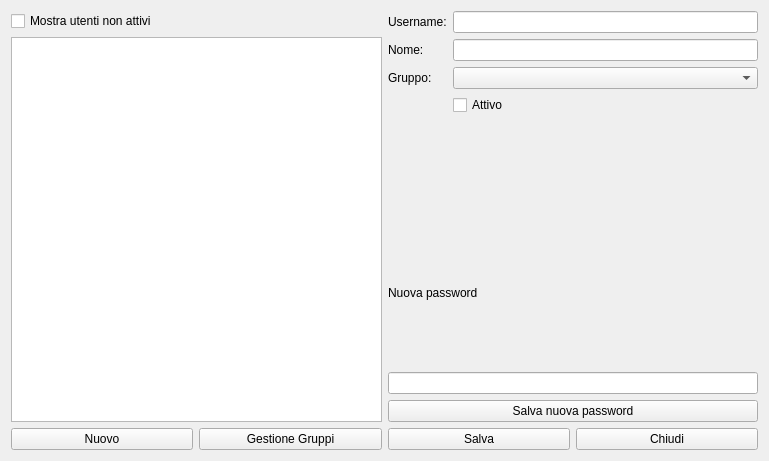
This is hgestioneutenti.ui in fblabs/hamlet-mod-sancon as Qt 5 draws it before an edit. The edited form follows.
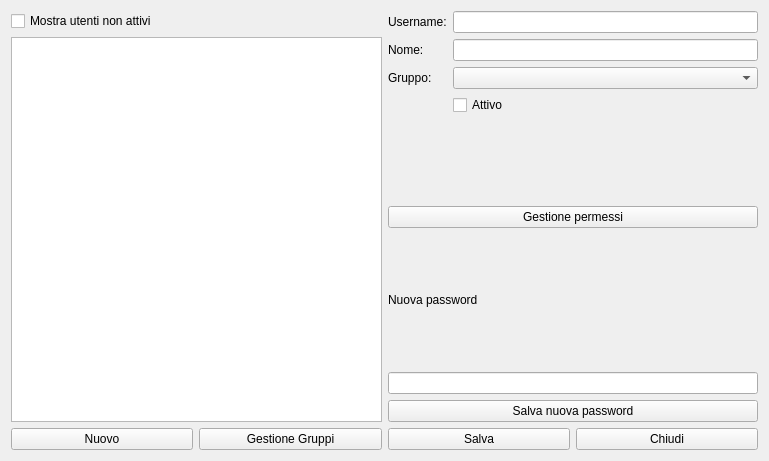
This is the edited form. Icons and pictures are not drawn.

Diff of the .ui file:
```diff
--- a/hgestioneutenti.ui
+++ b/hgestioneutenti.ui
@@ -82,6 +82,23 @@
            </item>
           </layout>
          </item>
+         <item>
+          <widget class="QPushButton" name="pbUserPermissions">
+           <property name="text">
+            <string>Gestione permessi</string>
+           </property>
+           <property name="icon">
+            <iconset resource="icons.qrc">
+             <normaloff>:/Resources/Bar-chart64.png</normaloff>:/Resources/Bar-chart64.png</iconset>
+           </property>
+           <property name="iconSize">
+            <size>
+             <width>32</width>
+             <height>32</height>
+            </size>
+           </property>
+          </widget>
+         </item>
          <item>
           <layout class="QVBoxLayout" name="verticalLayout_2">
            <item>
```
